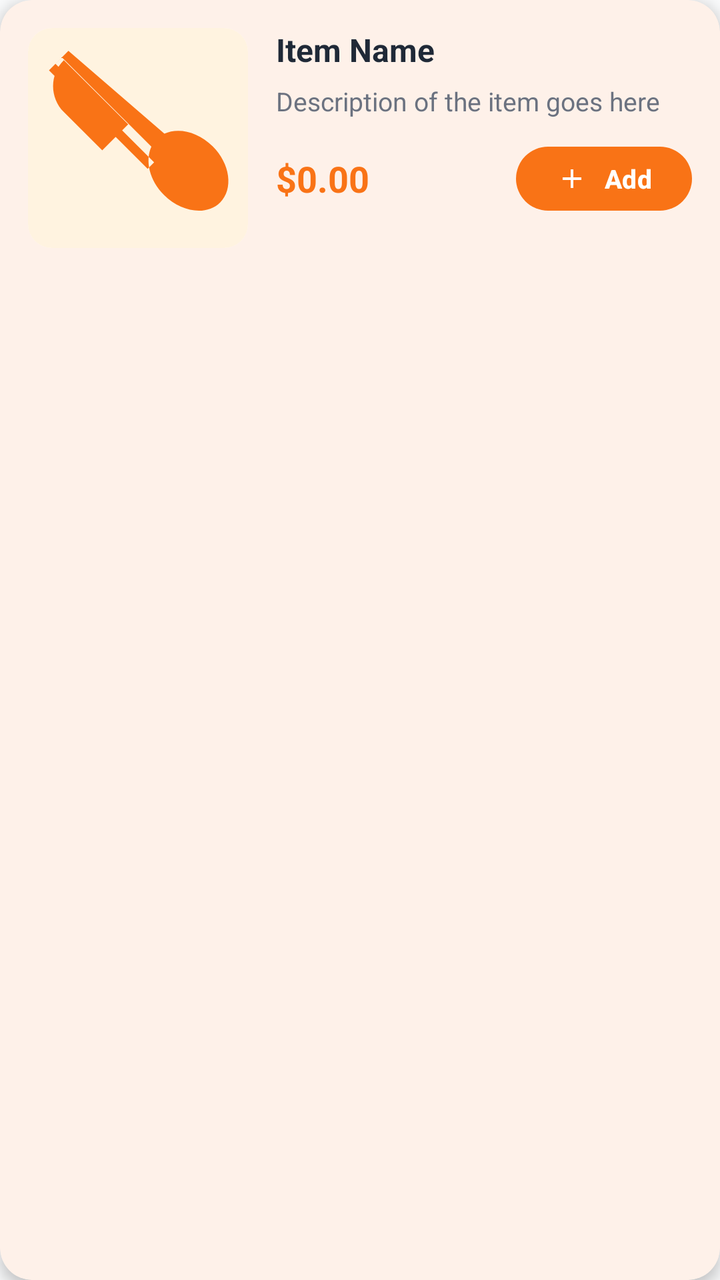
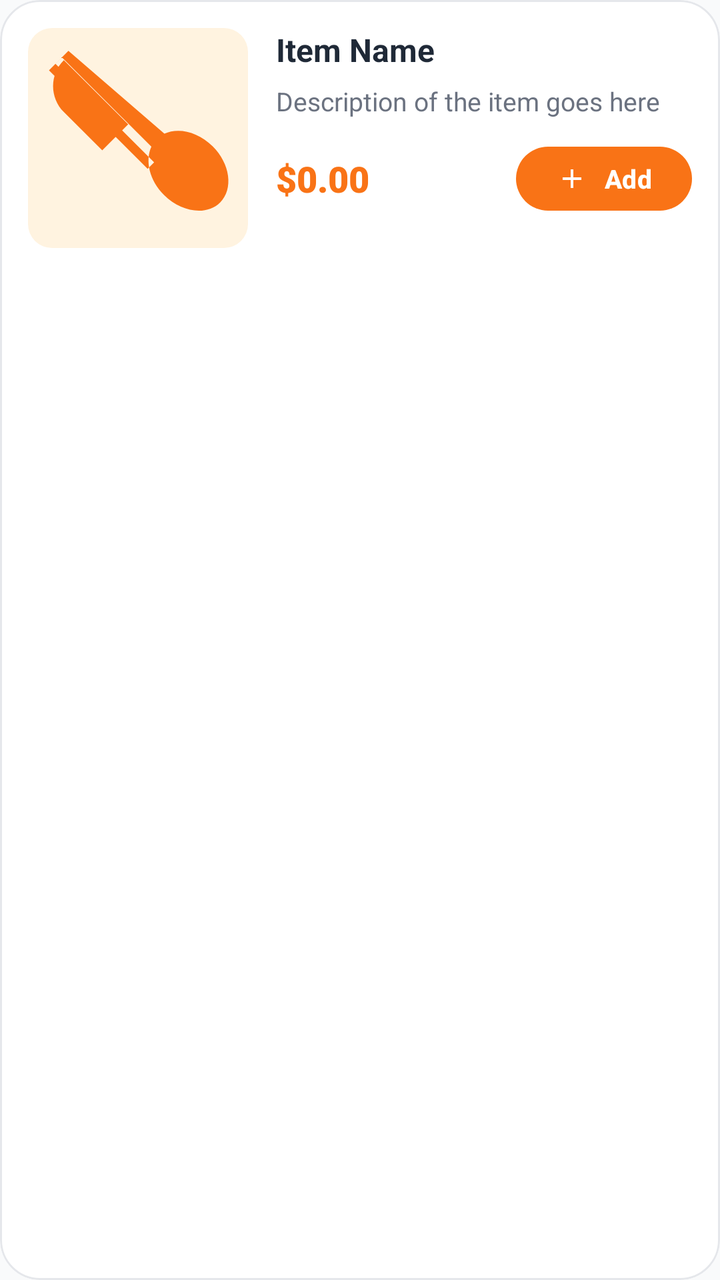

Compare the two renders of this Android layout. The source of the first and the diff that turns it into the second are given below.
<!-- AndroidManifest.xml: application theme Theme.ZimFeast -->
<!-- res/layout/item_menu.xml -->
<?xml version="1.0" encoding="utf-8"?>
<com.google.android.material.card.MaterialCardView
    xmlns:android="http://schemas.android.com/apk/res/android"
    xmlns:app="http://schemas.android.com/apk/res-auto"
    android:layout_width="match_parent"
    android:layout_height="wrap_content"
    android:layout_marginBottom="12dp"
    app:cardCornerRadius="16dp"
    app:cardElevation="4dp"
    app:cardBackgroundColor="@color/card_background"
    app:strokeWidth="0dp">

    <LinearLayout
        android:layout_width="match_parent"
        android:layout_height="wrap_content"
        android:orientation="horizontal"
        android:padding="14dp">

        <androidx.cardview.widget.CardView
            android:layout_width="110dp"
            android:layout_height="110dp"
            app:cardCornerRadius="12dp"
            app:cardElevation="0dp">

            <ImageView
                android:id="@+id/iv_item_image"
                android:layout_width="match_parent"
                android:layout_height="match_parent"
                android:scaleType="centerCrop"
                android:src="@drawable/placeholder_food" />

        </androidx.cardview.widget.CardView>

        <LinearLayout
            android:layout_width="0dp"
            android:layout_height="wrap_content"
            android:layout_weight="1"
            android:layout_marginStart="14dp"
            android:orientation="vertical">

            <LinearLayout
                android:layout_width="match_parent"
                android:layout_height="wrap_content"
                android:orientation="horizontal">

                <TextView
                    android:id="@+id/tv_item_name"
                    android:layout_width="0dp"
                    android:layout_height="wrap_content"
                    android:layout_weight="1"
                    android:text="Item Name"
                    android:textColor="@color/text_primary"
                    android:textSize="16sp"
                    android:textStyle="bold"
                    android:maxLines="2"
                    android:ellipsize="end"
                    android:lineSpacingExtra="2dp" />

                <TextView
                    android:id="@+id/tv_unavailable"
                    android:layout_width="wrap_content"
                    android:layout_height="wrap_content"
                    android:background="@drawable/bg_chip_error"
                    android:paddingHorizontal="8dp"
                    android:paddingVertical="3dp"
                    android:text="Sold Out"
                    android:textColor="@android:color/white"
                    android:textSize="10sp"
                    android:textStyle="bold"
                    android:visibility="gone" />

            </LinearLayout>

            <TextView
                android:id="@+id/tv_item_description"
                android:layout_width="match_parent"
                android:layout_height="wrap_content"
                android:layout_marginTop="6dp"
                android:text="Description of the item goes here"
                android:textColor="@color/text_secondary"
                android:textSize="13sp"
                android:maxLines="2"
                android:ellipsize="end"
                android:lineSpacingExtra="2dp" />

            <TextView
                android:id="@+id/tv_category"
                android:layout_width="wrap_content"
                android:layout_height="wrap_content"
                android:layout_marginTop="8dp"
                android:background="@drawable/bg_chip_orange"
                android:paddingHorizontal="10dp"
                android:paddingVertical="4dp"
                android:text="Category"
                android:textColor="@color/primary"
                android:textSize="11sp"
                android:textStyle="bold"
                android:visibility="gone" />

            <LinearLayout
                android:layout_width="match_parent"
                android:layout_height="wrap_content"
                android:layout_marginTop="10dp"
                android:orientation="horizontal"
                android:gravity="center_vertical">

                <TextView
                    android:id="@+id/tv_price"
                    android:layout_width="0dp"
                    android:layout_height="wrap_content"
                    android:layout_weight="1"
                    android:text="$0.00"
                    android:textColor="@color/primary"
                    android:textSize="18sp"
                    android:textStyle="bold" />

                <com.google.android.material.button.MaterialButton
                    android:id="@+id/btn_add_to_cart"
                    android:layout_width="wrap_content"
                    android:layout_height="40dp"
                    android:text="Add"
                    android:textColor="@android:color/white"
                    android:textSize="13sp"
                    android:textStyle="bold"
                    app:backgroundTint="@color/primary"
                    app:cornerRadius="20dp"
                    app:icon="@drawable/ic_add"
                    app:iconTint="@android:color/white"
                    app:iconSize="16dp"
                    app:iconGravity="textStart"
                    android:paddingHorizontal="16dp" />

            </LinearLayout>

        </LinearLayout>

    </LinearLayout>

</com.google.android.material.card.MaterialCardView>
<!-- resources referenced by this layout -->
<resources>
  <color name="card_background">#FFFFFF</color>
  <color name="primary">#F97316</color>
  <color name="text_primary">#1F2937</color>
  <color name="text_secondary">#6B7280</color>
  <!-- drawable bg_chip_error (drawable) -->
  <?xml version="1.0" encoding="utf-8"?>
  <shape xmlns:android="http://schemas.android.com/apk/res/android"
      android:shape="rectangle">
      <solid android:color="#E53935" />
      <corners android:radius="12dp" />
  </shape>
  <!-- drawable bg_chip_orange (drawable) -->
  <?xml version="1.0" encoding="utf-8"?>
  <shape xmlns:android="http://schemas.android.com/apk/res/android"
      android:shape="rectangle">
      <solid android:color="#FFF3E0" />
      <corners android:radius="12dp" />
  </shape>
  <!-- drawable ic_add (drawable) -->
  <vector xmlns:android="http://schemas.android.com/apk/res/android"
      android:width="24dp"
      android:height="24dp"
      android:viewportWidth="24"
      android:viewportHeight="24">
      <path
          android:fillColor="#FFFFFF"
          android:pathData="M19,13h-6v6h-2v-6H5v-2h6V5h2v6h6v2z"/>
  </vector>
  <!-- drawable placeholder_food (drawable) -->
  <?xml version="1.0" encoding="utf-8"?>
  <layer-list xmlns:android="http://schemas.android.com/apk/res/android">
      <item>
          <shape android:shape="rectangle">
              <solid android:color="#FFF3E0" />
          </shape>
      </item>
      <item
          android:gravity="center"
          android:width="48dp"
          android:height="48dp">
          <vector
              android:width="48dp"
              android:height="48dp"
              android:viewportWidth="24"
              android:viewportHeight="24">
              <path
                  android:fillColor="#F97316"
                  android:pathData="M8.1,13.34l2.83,-2.83L3.91,3.5c-1.56,1.56 -1.56,4.09 0,5.66l4.19,4.18zM14.88,11.53c1.53,-0.71 3.68,-0.21 5.27,1.38 1.91,1.91 2.28,4.65 0.81,6.12 -1.46,1.46 -4.2,1.1 -6.12,-0.81 -1.59,-1.59 -2.09,-3.74 -1.38,-5.27L3.7,3.2 2.29,4.61l10.76,10.76 0.71,-0.71 -10.76,-10.76L4.41,2.49z"/>
          </vector>
      </item>
  </layer-list>
  <style name="Theme.ZimFeast" parent="Theme.Material3.DayNight.NoActionBar">
          <item name="colorPrimary">@color/primary</item>
          <item name="colorPrimaryDark">@color/primary_dark</item>
          <item name="colorPrimaryVariant">@color/primary_variant</item>
          <item name="colorSecondary">@color/secondary</item>
          <item name="colorSecondaryVariant">@color/secondary_variant</item>
          <item name="android:colorBackground">@color/background</item>
          <item name="colorSurface">@color/surface</item>
          <item name="colorError">@color/error</item>
          <item name="colorOnPrimary">@color/on_primary</item>
          <item name="colorOnSecondary">@color/on_secondary</item>
          <item name="colorOnBackground">@color/on_background</item>
          <item name="colorOnSurface">@color/on_surface</item>
          <item name="colorOnError">@color/on_error</item>
          <item name="android:statusBarColor">@color/background</item>
          <item name="android:navigationBarColor">@color/background</item>
      </style>
  <color name="primary_dark">#EA580C</color>
  <color name="primary_variant">#C2410C</color>
  <color name="secondary">#FB923C</color>
  <color name="secondary_variant">#FDBA74</color>
  <color name="background">#F9FAFB</color>
  <color name="surface">#FFFFFF</color>
  <color name="error">#EF4444</color>
  <color name="on_primary">#FFFFFF</color>
  <color name="on_secondary">#FFFFFF</color>
  <color name="on_background">#1F2937</color>
  <color name="on_surface">#1F2937</color>
  <color name="on_error">#FFFFFF</color>
</resources>

<!-- the commit's change to res/layout/item_menu.xml (unified diff, before → after) -->
@@ -5,10 +5,11 @@
     android:layout_width="match_parent"
     android:layout_height="wrap_content"
     android:layout_marginBottom="12dp"
-    app:cardCornerRadius="16dp"
-    app:cardElevation="4dp"
+    app:cardCornerRadius="20dp"
+    app:cardElevation="0dp"
     app:cardBackgroundColor="@color/card_background"
-    app:strokeWidth="0dp">
+    app:strokeColor="@color/divider"
+    app:strokeWidth="1dp">
 
     <LinearLayout
         android:layout_width="match_parent"
@@ -112,7 +113,7 @@
                     android:text="$0.00"
                     android:textColor="@color/primary"
                     android:textSize="18sp"
-                    android:textStyle="bold" />
+                    android:fontFamily="sans-serif-black" />
 
                 <com.google.android.material.button.MaterialButton
                     android:id="@+id/btn_add_to_cart"
<!-- resource entries referenced after the edit -->
@@ -1,6 +1,7 @@
 <!-- resources referenced by this layout -->
 <resources>
   <color name="card_background">#FFFFFF</color>
+  <color name="divider">#E5E7EB</color>
   <color name="primary">#F97316</color>
   <color name="text_primary">#1F2937</color>
   <color name="text_secondary">#6B7280</color>
